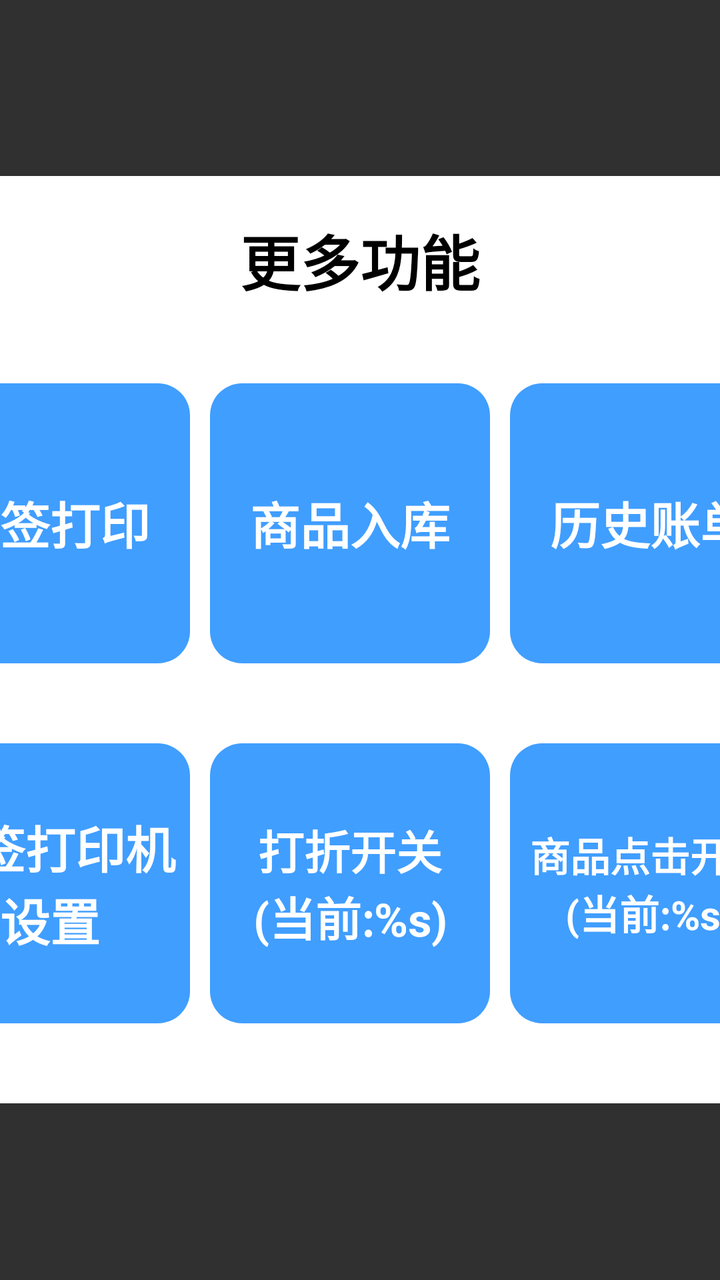
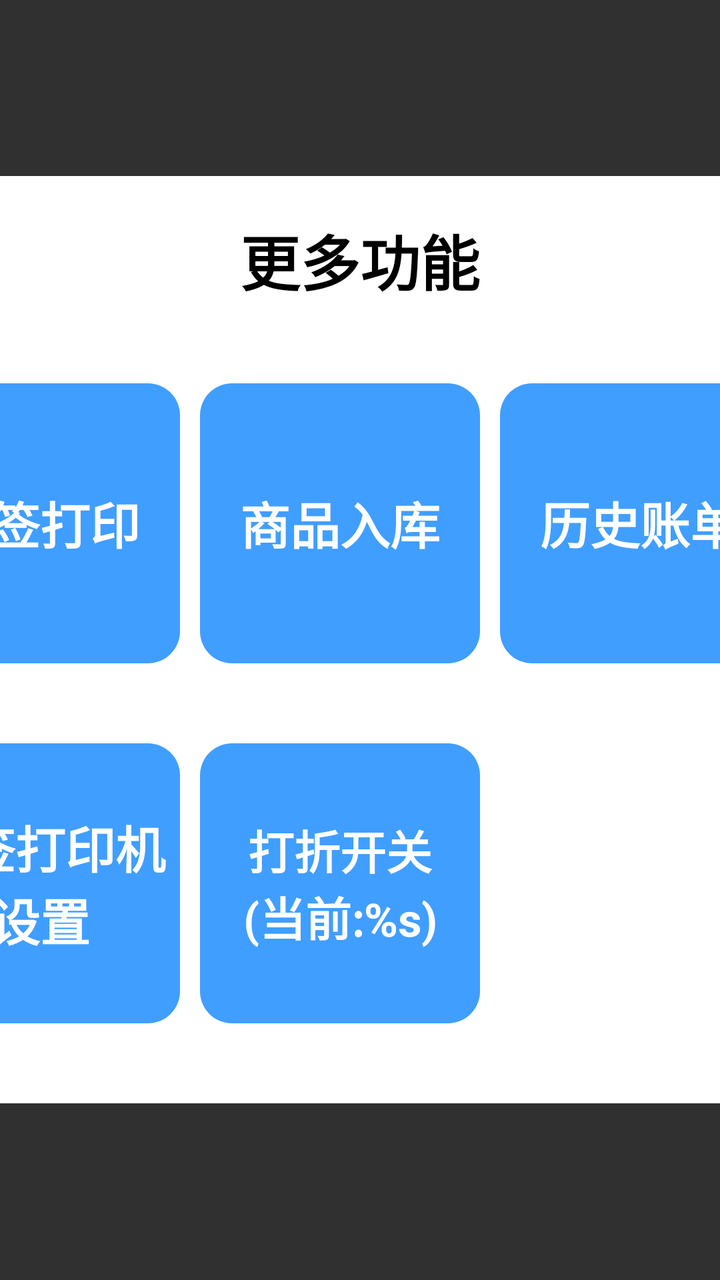

Screens rendered from an Android XML layout before and after an edit, with the pre-edit source and the edit as a unified diff.
<!-- AndroidManifest.xml: application theme Base.Theme.UHMCS -->
<!-- res/layout/popupwindow_more_function.xml -->
<?xml version="1.0" encoding="utf-8"?>
<LinearLayout xmlns:android="http://schemas.android.com/apk/res/android"
    android:orientation="vertical"
    android:layout_width="match_parent"
    android:layout_height="match_parent"
    android:gravity="center"
    android:id="@+id/all_view">
    <LinearLayout
        android:clickable="true"
        android:focusable="true"
        android:padding="20dp"
        android:layout_width="840dp"
        android:layout_height="wrap_content"
        android:orientation="vertical"
        android:background="@drawable/white_bg">
        <RelativeLayout
            android:layout_marginBottom="20dp"
            android:layout_width="match_parent"
            android:layout_height="wrap_content">
            <TextView
                android:id="@+id/hint_tv"
                android:layout_width="wrap_content"
                android:layout_height="wrap_content"
                android:textColor="@color/black"
                android:textSize="30dp"
                android:text="@string/more_features"
                android:textStyle="bold"
                android:layout_centerInParent="true" />
            <ImageView
                android:id="@+id/guanbi_btn"
                android:layout_centerVertical="true"
                android:layout_width="40dp"
                android:layout_height="40dp"
                android:src="@drawable/guanbi"
                android:layout_alignParentRight="true"/>
        </RelativeLayout>
        <LinearLayout
            android:layout_marginTop="20dp"
            android:layout_marginBottom="20dp"
            android:layout_width="match_parent"
            android:layout_height="wrap_content"
            android:orientation="horizontal"
            android:gravity="center">
            <TextView
                android:id="@+id/tongbushuju_btn"
                android:layout_marginRight="10dp"
                android:layout_width="140dp"
                android:layout_height="140dp"
                android:background="@drawable/blue_bg4"
                android:textColor="@color/white"
                android:textSize="25dp"
                android:textStyle="bold"
                android:text="@string/sync_data"
                android:gravity="center"/>
            <TextView
                android:id="@+id/bianqiandaying_btn"
                android:layout_marginRight="10dp"
                android:layout_width="140dp"
                android:layout_height="140dp"
                android:background="@drawable/blue_bg4"
                android:textColor="@color/white"
                android:textSize="25dp"
                android:textStyle="bold"
                android:text="@string/label_printing"
                android:gravity="center"/>
            <TextView
                android:id="@+id/shangpinruku_btn"
                android:layout_marginRight="10dp"
                android:layout_width="140dp"
                android:layout_height="140dp"
                android:background="@drawable/blue_bg4"
                android:textColor="@color/white"
                android:textSize="25dp"
                android:textStyle="bold"
                android:text="@string/stock_in"
                android:gravity="center"/>
            <TextView
                android:id="@+id/lishizhangdan_btn"
                android:layout_marginRight="10dp"
                android:layout_width="140dp"
                android:layout_height="140dp"
                android:background="@drawable/blue_bg4"
                android:textColor="@color/white"
                android:textSize="25dp"
                android:textStyle="bold"
                android:text="@string/order_history"
                android:gravity="center"/>
            <TextView
                android:id="@+id/tuichudenglv_btn"
                android:layout_marginRight="10dp"
                android:layout_width="140dp"
                android:layout_height="140dp"
                android:background="@drawable/blue_bg4"
                android:textColor="@color/white"
                android:textSize="25dp"
                android:textStyle="bold"
                android:text="@string/log_out"
                android:gravity="center"/>
        </LinearLayout>
        <LinearLayout
            android:visibility="visible"
            android:layout_marginTop="20dp"
            android:layout_marginBottom="20dp"
            android:layout_width="match_parent"
            android:layout_height="wrap_content"
            android:orientation="horizontal"
            android:gravity="center">
            <TextView
                android:id="@+id/zhangdandayingji_btn"
                android:visibility="visible"
                android:layout_marginRight="10dp"
                android:layout_width="140dp"
                android:layout_height="140dp"
                android:background="@drawable/blue_bg4"
                android:textColor="@color/white"
                android:textSize="25dp"
                android:textStyle="bold"
                android:text="@string/receipt_printer_setup"
                android:gravity="center"/>
            <TextView
                android:id="@+id/bianqiandayingji_btn"
                android:visibility="visible"
                android:layout_marginRight="10dp"
                android:layout_width="140dp"
                android:layout_height="140dp"
                android:background="@drawable/blue_bg4"
                android:textColor="@color/white"
                android:textSize="25dp"
                android:textStyle="bold"
                android:text="@string/label_printer_setup"
                android:gravity="center"/>
            <TextView
                android:id="@+id/dazhekaiguan_btn"
                android:visibility="visible"
                android:layout_marginRight="10dp"
                android:layout_width="140dp"
                android:layout_height="140dp"
                android:background="@drawable/blue_bg4"
                android:textColor="@color/white"
                android:textSize="23dp"
                android:textStyle="bold"
                android:text="@string/discount_toggle"
                android:gravity="center"/>
            <TextView
                android:visibility="visible"
                android:id="@+id/shangpindianji_btn"
                android:layout_marginRight="10dp"
                android:layout_width="140dp"
                android:layout_height="140dp"
                android:background="@drawable/blue_bg4"
                android:textColor="@color/white"
                android:textSize="20dp"
                android:textStyle="bold"
                android:text="@string/shangpinkaiguan"
                android:gravity="center"/>
            <TextView
                android:visibility="gone"
                android:id="@+id/zhifushengzhi_btn"
                android:layout_marginRight="10dp"
                android:layout_width="140dp"
                android:layout_height="140dp"
                android:background="@drawable/blue_bg4"
                android:textColor="@color/white"
                android:textSize="25dp"
                android:textStyle="bold"
                android:text="支付设置"
                android:gravity="center"/>
            <TextView
                android:visibility="visible"
                android:id="@+id/huiyuanchongzhi_btn"
                android:layout_marginRight="10dp"
                android:layout_width="140dp"
                android:layout_height="140dp"
                android:background="@drawable/blue_bg4"
                android:textColor="@color/white"
                android:textSize="25dp"
                android:textStyle="bold"
                android:text="会员充值"
                android:gravity="center"/>
            <TextView
                android:visibility="gone"
                android:id="@+id/qianxiangshezhi_btn"
                android:layout_marginRight="10dp"
                android:layout_width="140dp"
                android:layout_height="140dp"
                android:background="@drawable/blue_bg4"
                android:textColor="@color/white"
                android:textSize="25dp"
                android:textStyle="bold"
                android:text="钱箱设置"
                android:gravity="center"/>
            <TextView
                android:visibility="gone"
                android:id="@+id/jiaojieban_btn"
                android:layout_marginRight="10dp"
                android:layout_width="140dp"
                android:layout_height="140dp"
                android:background="@drawable/blue_bg4"
                android:textColor="@color/white"
                android:textSize="25dp"
                android:textStyle="bold"
                android:text="交接班"
                android:gravity="center"/>



        </LinearLayout>
    </LinearLayout>

</LinearLayout>
<!-- resources referenced by this layout -->
<resources>
  <color name="black">#FF000000</color>
  <color name="white">#FFFFFFFF</color>
  <!-- drawable blue_bg4 (drawable) -->
  <?xml version="1.0" encoding="UTF-8"?>
  <shape xmlns:android="http://schemas.android.com/apk/res/android"
      android:shape="rectangle" >
  
      
      <solid android:color="#409eff" />
      
  
  
      
  
      
      <corners android:radius="16dp" />
      
  
  
  
  
  
  
  </shape>
  <!-- drawable guanbi (drawable) -->
  <vector xmlns:android="http://schemas.android.com/apk/res/android" android:height="30dp" android:viewportHeight="26" android:viewportWidth="26" android:width="30dp">
        
      <path android:fillAlpha="0" android:fillColor="#fff" android:pathData="M0,0h26v26h-26z" android:strokeAlpha="0"/>
        
      <path android:fillColor="#909399" android:pathData="M11.582,13.235l-8.24,-8.24a1.169,1.169 0,0 1,1.653 -1.653l8.24,8.24 8.24,-8.24a1.169,1.169 0,1 1,1.653 1.653l-8.24,8.24 8.24,8.24a1.169,1.169 0,1 1,-1.653 1.653l-8.24,-8.24 -8.24,8.24a1.169,1.169 0,1 1,-1.653 -1.653Z"/>
      
  </vector>
  <!-- drawable white_bg (drawable) -->
  <?xml version="1.0" encoding="UTF-8"?>
  <shape xmlns:android="http://schemas.android.com/apk/res/android"
      android:shape="rectangle" >
  
      
      <solid android:color="@color/white" />
      
  
  
      
  
      
      <corners android:radius="16dp" />
      
  
  
  
  
  
  
  </shape>
  <string name="discount_toggle">打折开关\n(当前:%s)</string>
  <string name="label_printer_setup">标签打印机设置</string>
  <string name="label_printing">标签打印</string>
  <string name="log_out">退出登录</string>
  <string name="more_features">更多功能</string>
  <string name="order_history">历史账单</string>
  <string name="receipt_printer_setup">账单打印机设置</string>
  <string name="shangpinkaiguan">商品点击开关\n(当前:%s)</string>
  <string name="stock_in">商品入库</string>
  <string name="sync_data">同步数据</string>
  <style name="Base.Theme.UHMCS" parent="Theme.AppCompat.NoActionBar">
          
          
          <item name="android:windowFullscreen">true</item>
          <item name="android:windowContentOverlay">@null</item>
          <item name="colorControlActivated">@color/black</item> 
      </style>
</resources>

<!-- the commit's change to res/layout/popupwindow_more_function.xml (unified diff, before → after) -->
@@ -9,7 +9,7 @@
         android:clickable="true"
         android:focusable="true"
         android:padding="20dp"
-        android:layout_width="840dp"
+        android:layout_width="800dp"
         android:layout_height="wrap_content"
         android:orientation="vertical"
         android:background="@drawable/white_bg">
@@ -40,7 +40,7 @@
             android:layout_width="match_parent"
             android:layout_height="wrap_content"
             android:orientation="horizontal"
-            android:gravity="center">
+            android:gravity="center_vertical">
             <TextView
                 android:id="@+id/tongbushuju_btn"
                 android:layout_marginRight="10dp"
@@ -104,11 +104,11 @@
             android:layout_width="match_parent"
             android:layout_height="wrap_content"
             android:orientation="horizontal"
-            android:gravity="center">
+            android:gravity="center_vertical">
             <TextView
                 android:id="@+id/zhangdandayingji_btn"
                 android:visibility="visible"
-                android:layout_marginRight="10dp"
+                android:layout_marginEnd="10dp"
                 android:layout_width="140dp"
                 android:layout_height="140dp"
                 android:background="@drawable/blue_bg4"
@@ -142,7 +142,7 @@
                 android:text="@string/discount_toggle"
                 android:gravity="center"/>
             <TextView
-                android:visibility="visible"
+                android:visibility="gone"
                 android:id="@+id/shangpindianji_btn"
                 android:layout_marginRight="10dp"
                 android:layout_width="140dp"
@@ -166,7 +166,7 @@
                 android:text="支付设置"
                 android:gravity="center"/>
             <TextView
-                android:visibility="visible"
+                android:visibility="gone"
                 android:id="@+id/huiyuanchongzhi_btn"
                 android:layout_marginRight="10dp"
                 android:layout_width="140dp"
@@ -189,6 +189,7 @@
                 android:textStyle="bold"
                 android:text="钱箱设置"
                 android:gravity="center"/>
+
             <TextView
                 android:visibility="gone"
                 android:id="@+id/jiaojieban_btn"
@@ -201,7 +202,6 @@
                 android:textStyle="bold"
                 android:text="交接班"
                 android:gravity="center"/>
-
 
 
         </LinearLayout>
